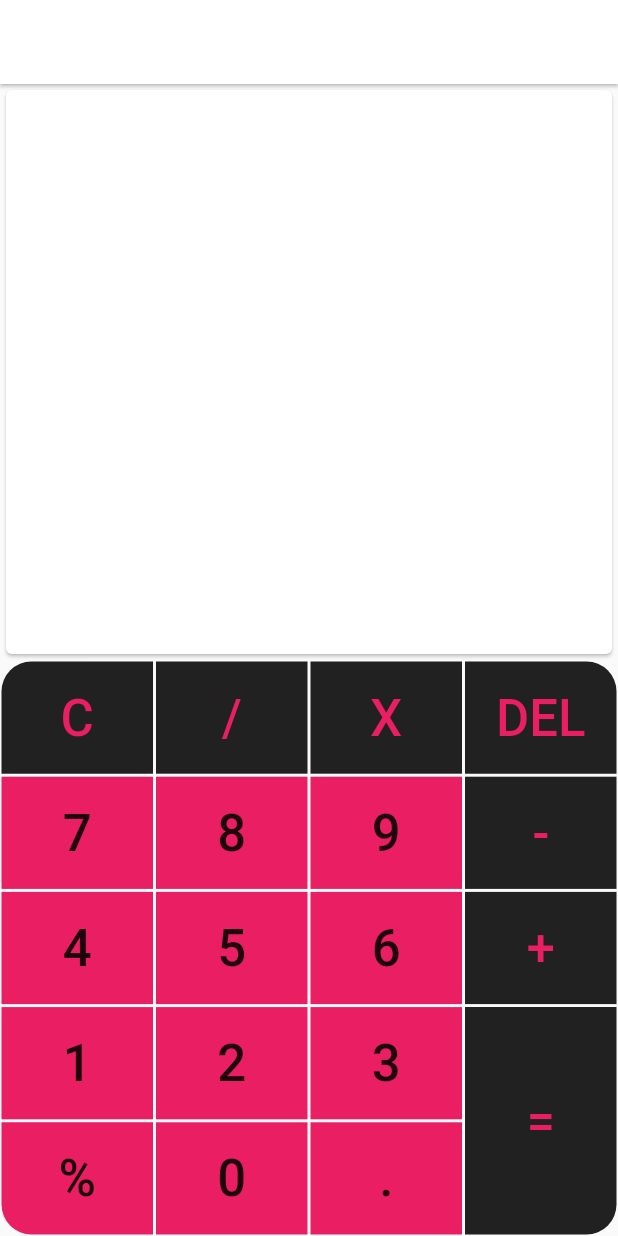
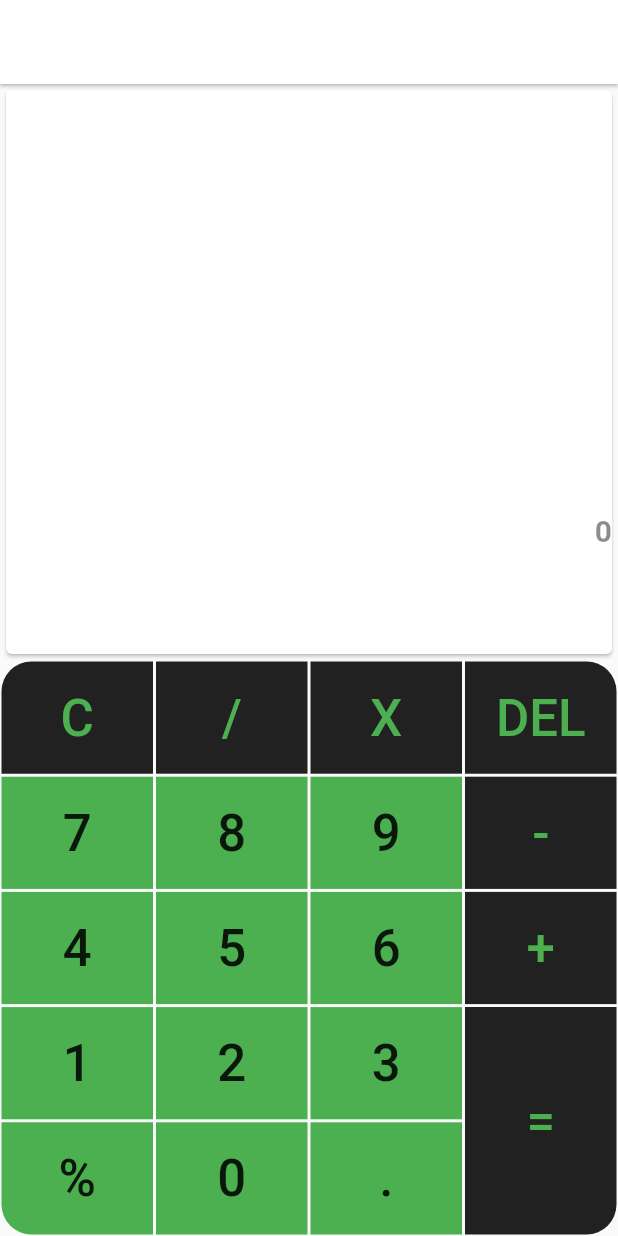
Before and after one commit to Galzysoft/calculator-fliutter, a Flutter app: the screen it shows after launch, on a phone screen of 412 x 824 dp. Run offline on Flutter 3.47's test engine with Material 2 defaults, Android fonts, the phone set to English and light mode, and no system bars; our stand-ins replace math_expressions; missing offline and left inert: dart:ffi.

Commit message:
calcultion fixed

```diff
--- a/lib/calculator.dart
+++ b/lib/calculator.dart
@@ -1,6 +1,9 @@
+import 'dart:ffi';
+
 import 'package:calculator/widgets/calcButton.dart';
 import 'package:calculator/widgets/display.dart';
 import 'package:flutter/material.dart';
+import 'package:math_expressions/math_expressions.dart';
 
 class Calculator extends StatefulWidget {
   const Calculator({Key? key}) : super(key: key);
@@ -10,9 +13,12 @@ class Calculator extends StatefulWidget {
 }
 
 class _CalculatorState extends State<Calculator> {
-  String value = "";
+  String answer = "0";
+  String firstValue = "";
   String typedvalue = "";
   String operator = "";
+  bool isCliked = false;
+
   @override
   Widget build(BuildContext context) {
     return Scaffold(
@@ -24,7 +30,7 @@ class _CalculatorState extends State<Calculator> {
         Expanded(
           flex: 5,
           child: Display(
-            value: value,
+            value: answer,
             trypedvalue: typedvalue,
           ),
         ),
@@ -36,31 +42,39 @@ class _CalculatorState extends State<Calculator> {
                 child: CalcButton(
                   buttonOnClick: () {
                     setState(() {
-                      value = "0";
+                      answer = "0";
                       typedvalue = "";
+                      operator = "";
+
                     });
                   },
                   buttonBackgroundColor: Colors.black87,
                   buttonRadius: BorderRadius.only(topLeft: Radius.circular(20)),
-                  buttonTextstyle: TextStyle(color: Colors.pink, fontSize: 34),
+                  buttonTextstyle: TextStyle(color: Colors.green, fontSize: 34),
                   buttonText: 'C',
                 ),
               ),
               Expanded(
                 child: CalcButton(
-                  buttonOnClick: () {operatorClick("/");},
+                  buttonOnClick: () {
+                    operatorClick("/");
+                  },
+                  isOperatorClicked: isCliked,
                   buttonBackgroundColor: Colors.black87,
                   // buttonRadius: BorderRadius.only(bottomLeft: Radius.circular(20)),
-                  buttonTextstyle: TextStyle(color: Colors.pink, fontSize: 34),
+                  buttonTextstyle: TextStyle(color: Colors.green, fontSize: 34),
                   buttonText: '/',
                 ),
               ),
               Expanded(
                 child: CalcButton(
-                  buttonOnClick: () {operatorClick("X");},
+                  buttonOnClick: () {
+                    operatorClick("X");
+                  },
+                  isOperatorClicked: isCliked,
                   buttonBackgroundColor: Colors.black87,
                   // buttonRadius: BorderRadius.only(bottomLeft: Radius.circular(20)),
-                  buttonTextstyle: TextStyle(color: Colors.pink, fontSize: 34),
+                  buttonTextstyle: TextStyle(color: Colors.green, fontSize: 34),
                   buttonText: 'X',
                 ),
               ),
@@ -68,13 +82,16 @@ class _CalculatorState extends State<Calculator> {
                 child: CalcButton(
                   buttonOnClick: () {
                     setState(() {
-                      typedvalue = typedvalue.substring(0, typedvalue.length-1);
-                    });
+                      typedvalue =
+                          typedvalue.substring(0, typedvalue.length - 1);
+
+                      });
+                    calculate2();
                   },
                   buttonBackgroundColor: Colors.black87,
                   buttonRadius:
                       BorderRadius.only(topRight: Radius.circular(20)),
-                  buttonTextstyle: TextStyle(color: Colors.pink, fontSize: 34),
+                  buttonTextstyle: TextStyle(color: Colors.green, fontSize: 34),
                   buttonText: 'DEL',
                 ),
               ),
@@ -90,7 +107,7 @@ class _CalculatorState extends State<Calculator> {
                   buttonOnClick: () {
                     numberclick("7");
                   },
-                  buttonBackgroundColor: Colors.pink,
+                  buttonBackgroundColor: Colors.green,
                   // buttonRadius: BorderRadius.only(topLeft: Radius.circular(20)),
                   buttonTextstyle:
                       TextStyle(color: Colors.black87, fontSize: 34),
@@ -102,7 +119,7 @@ class _CalculatorState extends State<Calculator> {
                   buttonOnClick: () {
                     numberclick("8");
                   },
-                  buttonBackgroundColor: Colors.pink,
+                  buttonBackgroundColor: Colors.green,
                   // buttonRadius: BorderRadius.only(topLeft: Radius.circular(20)),
                   buttonTextstyle:
                       TextStyle(color: Colors.black87, fontSize: 34),
@@ -114,7 +131,7 @@ class _CalculatorState extends State<Calculator> {
                   buttonOnClick: () {
                     numberclick("9");
                   },
-                  buttonBackgroundColor: Colors.pink,
+                  buttonBackgroundColor: Colors.green,
                   // buttonRadius: BorderRadius.only(topLeft: Radius.circular(20)),
                   buttonTextstyle:
                       TextStyle(color: Colors.black87, fontSize: 34),
@@ -123,10 +140,13 @@ class _CalculatorState extends State<Calculator> {
               ),
               Expanded(
                 child: CalcButton(
-                  buttonOnClick: () {operatorClick("-");},
+                  buttonOnClick: () {
+                    operatorClick("-");
+                  },
+                  isOperatorClicked: isCliked,
                   buttonBackgroundColor: Colors.black87,
                   // buttonRadius: BorderRadius.only(topRight: Radius.circular(20)),
-                  buttonTextstyle: TextStyle(color: Colors.pink, fontSize: 34),
+                  buttonTextstyle: TextStyle(color: Colors.green, fontSize: 34),
                   buttonText: '-',
                 ),
               ),
@@ -142,7 +162,7 @@ class _CalculatorState extends State<Calculator> {
                   buttonOnClick: () {
                     numberclick("4");
                   },
-                  buttonBackgroundColor: Colors.pink,
+                  buttonBackgroundColor: Colors.green,
                   // buttonRadius: BorderRadius.only(topLeft: Radius.circular(20)),
                   buttonTextstyle:
                       TextStyle(color: Colors.black87, fontSize: 34),
@@ -154,7 +174,7 @@ class _CalculatorState extends State<Calculator> {
                   buttonOnClick: () {
                     numberclick("5");
                   },
-                  buttonBackgroundColor: Colors.pink,
+                  buttonBackgroundColor: Colors.green,
                   // buttonRadius: BorderRadius.only(topLeft: Radius.circular(20)),
                   buttonTextstyle:
                       TextStyle(color: Colors.black87, fontSize: 34),
@@ -166,7 +186,7 @@ class _CalculatorState extends State<Calculator> {
                   buttonOnClick: () {
                     numberclick("6");
                   },
-                  buttonBackgroundColor: Colors.pink,
+                  buttonBackgroundColor: Colors.green,
                   // buttonRadius: BorderRadius.only(topLeft: Radius.circular(20)),
                   buttonTextstyle:
                       TextStyle(color: Colors.black87, fontSize: 34),
@@ -175,10 +195,13 @@ class _CalculatorState extends State<Calculator> {
               ),
               Expanded(
                 child: CalcButton(
-                  buttonOnClick: () {},
+                  buttonOnClick: () {
+                    operatorClick("+");
+                  },
+                  isOperatorClicked: isCliked,
                   buttonBackgroundColor: Colors.black87,
                   // buttonRadius: BorderRadius.only(topRight: Radius.circular(20)),
-                  buttonTextstyle: TextStyle(color: Colors.pink, fontSize: 34),
+                  buttonTextstyle: TextStyle(color: Colors.green, fontSize: 34),
                   buttonText: '+',
                 ),
               ),
@@ -201,7 +224,7 @@ class _CalculatorState extends State<Calculator> {
                               buttonOnClick: () {
                                 numberclick("1");
                               },
-                              buttonBackgroundColor: Colors.pink,
+                              buttonBackgroundColor: Colors.green,
                               // buttonRadius: BorderRadius.only(bottomLeft: Radius.circular(20)),
                               buttonTextstyle: TextStyle(
                                   color: Colors.black87, fontSize: 34),
@@ -213,7 +236,7 @@ class _CalculatorState extends State<Calculator> {
                               buttonOnClick: () {
                                 numberclick("2");
                               },
-                              buttonBackgroundColor: Colors.pink,
+                              buttonBackgroundColor: Colors.green,
                               // buttonRadius: BorderRadius.only(topLeft: Radius.circular(20)),
                               buttonTextstyle: TextStyle(
                                   color: Colors.black87, fontSize: 34),
@@ -225,7 +248,7 @@ class _CalculatorState extends State<Calculator> {
                               buttonOnClick: () {
                                 numberclick("3");
                               },
-                              buttonBackgroundColor: Colors.pink,
+                              buttonBackgroundColor: Colors.green,
                               // buttonRadius: BorderRadius.only(topLeft: Radius.circular(20)),
                               buttonTextstyle: TextStyle(
                                   color: Colors.black87, fontSize: 34),
@@ -240,8 +263,11 @@ class _CalculatorState extends State<Calculator> {
                         children: [
                           Expanded(
                             child: CalcButton(
-                              buttonOnClick: () {operatorClick("%");},
-                              buttonBackgroundColor: Colors.pink,
+                              buttonOnClick: () {
+                                operatorClick("%");
+                              },
+                              isOperatorClicked: isCliked,
+                              buttonBackgroundColor: Colors.green,
                               buttonRadius: BorderRadius.only(
                                   bottomLeft: Radius.circular(20)),
                               buttonTextstyle: TextStyle(
@@ -254,7 +280,7 @@ class _CalculatorState extends State<Calculator> {
                               buttonOnClick: () {
                                 numberclick("0");
                               },
-                              buttonBackgroundColor: Colors.pink,
+                              buttonBackgroundColor: Colors.green,
                               // buttonRadius: BorderRadius.only(topLeft: Radius.circular(20)),
                               buttonTextstyle: TextStyle(
                                   color: Colors.black87, fontSize: 34),
@@ -270,7 +296,7 @@ class _CalculatorState extends State<Calculator> {
                                   print("yolunhave clicked  dot before");
                                 }
                               },
-                              buttonBackgroundColor: Colors.pink,
+                              buttonBackgroundColor: Colors.green,
                               // buttonRadius: BorderRadius.only(topLeft: Radius.circular(20)),
                               buttonTextstyle: TextStyle(
                                   color: Colors.black87, fontSize: 34),
@@ -286,11 +312,11 @@ class _CalculatorState extends State<Calculator> {
               Expanded(
                 flex: 1,
                 child: CalcButton(
-                  buttonOnClick: () {},
+                  buttonOnClick: () {   calculate2();},
                   buttonBackgroundColor: Colors.black87,
                   buttonRadius:
                       BorderRadius.only(bottomRight: Radius.circular(20)),
-                  buttonTextstyle: TextStyle(color: Colors.pink, fontSize: 34),
+                  buttonTextstyle: TextStyle(color: Colors.green, fontSize: 34),
                   buttonText: '=',
                 ),
               ),
@@ -301,18 +327,79 @@ class _CalculatorState extends State<Calculator> {
     );
   }
 
-  void operatorClick(String _operator){
-    if(!typedvalue.endsWith(" $_operator ")) {
-      setState(() {
-        operator = _operator;
-        typedvalue = typedvalue + " $_operator ";
-      });
-    }
+  void operatorClick(String _operator) {
+    setState(() {
+      operator = _operator;
+      typedvalue = typedvalue + "$_operator";
+      isCliked = true;
+    });
   }
 
   void numberclick(String num) {
     setState(() {
-      typedvalue = typedvalue +num;
+      typedvalue = typedvalue + num;
+
+      // calculate(firstValue:answer=="0"?num:answer, OOperator: operator, CurentValue: num);
+ calculate2();
+      isCliked = false;
     });
   }
+
+  void calculate2(){ Parser p = Parser();
+  String finaluserinput = typedvalue.replaceAll('X', '*');
+
+
+  Expression exp = p.parse(finaluserinput.trim());
+  ContextModel cm = ContextModel();
+  double eval = exp.evaluate(EvaluationType.REAL, cm);
+
+  setState(() {
+    answer = eval.toString();
+  });
+  }
+  void calculate(
+      {required String firstValue,
+      required String OOperator,
+      required String CurentValue}) {
+    /// convertion of string to double
+    double value1= double.parse(firstValue);
+
+    double value2= double.parse(CurentValue);
+    double result=0;
+    if(OOperator=="/")
+    {
+      result= value1/value2;
+      setState((){answer=result.toString();});
+      ///convertipon of double to string
+    }
+    else if(OOperator=="X")
+    {
+      result= value1*value2;
+      setState((){answer=result.toString();});
+      ///convertipon of double to string
+    }
+    else if(OOperator=="-")
+    {
+      result= value1-value2;
+      setState((){answer=result.toString();});
+      ///convertipon of double to string
+    }
+    else if(OOperator=="+")
+    {
+      result= value1+value2;
+      setState((){answer=result.toString();});
+      ///convertipon of double to string
+    }
+    else if(OOperator=="%")
+    {
+      result= value1%value2;
+      setState((){answer=result.toString();});
+      ///convertipon of double to string
+    }
+
+    else{
+
+      print ("no operator is selected");
+    }
+  }
 }
--- a/lib/main.dart
+++ b/lib/main.dart
@@ -23,8 +23,9 @@ class MyApp extends StatelessWidget {
         // or simply save your changes to "hot reload" in a Flutter IDE).
         // Notice that the counter didn't reset back to zero; the application
         // is not restarted.
-        primarySwatch: Colors.blue,
-      ),
+        primarySwatch: Colors.green,
+      ),debugShowCheckedModeBanner: false,
+
       home:Calculator(),
     );
   }
--- a/lib/widgets/calcButton.dart
+++ b/lib/widgets/calcButton.dart
@@ -2,28 +2,48 @@ import 'package:flutter/material.dart';
 
 class CalcButton extends StatelessWidget {
   const CalcButton({
-    Key? key, required this.buttonTextstyle, required this.buttonBackgroundColor,  this.buttonRadius, required this.buttonOnClick, required this.buttonText,
+    Key? key,
+    required this.buttonTextstyle,
+    required this.buttonBackgroundColor,
+    this.buttonRadius,
+    required this.buttonOnClick,
+    required this.buttonText, this.isOperatorClicked,
   }) : super(key: key);
   final TextStyle buttonTextstyle;
   final String buttonText;
   final Color buttonBackgroundColor;
-final BorderRadius ? buttonRadius;
+  final BorderRadius? buttonRadius;
   final VoidCallback buttonOnClick;
+  final bool ?isOperatorClicked;
+  /*
+  ==  is same as  equal to  in comparison,
+  !=   is same as  not equal to  in comparison,
+    <=   is same as  less than or equal to  in comparison,
+     >=   is same as  greater than or equal to  in comparison,
+       >   is same as  greater than   in comparison,
+        <   is same as  less than  in comparison,
+       (a<b)   && (a>=45)  is same as  greater than or equal to  in comparison,
+  *
+  *
+  *
+  *  */
   @override
   Widget build(BuildContext context) {
-    return Container(
-      height: double.infinity,margin: EdgeInsets.all(1),
+    return IgnorePointer(
+      ignoring: isOperatorClicked == true ? true : false,
+      child: Container(
+        height:double.infinity,
+        margin: EdgeInsets.all(1),
         width: 80,
         decoration: BoxDecoration(
-
-          color: buttonBackgroundColor,
-          borderRadius:buttonRadius),
+            color: buttonBackgroundColor, borderRadius: buttonRadius),
         child: TextButton(
             onPressed: buttonOnClick,
             child: Text(
               buttonText,
               style: buttonTextstyle,
             )),
+      ),
     );
   }
 }
--- a/pubspec.yaml
+++ b/pubspec.yaml
@@ -29,7 +29,7 @@ environment:
 dependencies:
   flutter:
     sdk: flutter
-
+  math_expressions: ^2.3.1
 
   # The following adds the Cupertino Icons font to your application.
   # Use with the CupertinoIcons class for iOS style icons.
```
Also changed, not shown: pubspec.lock, 3 other files. Lines whose indentation alone changed are shown as unchanged.
